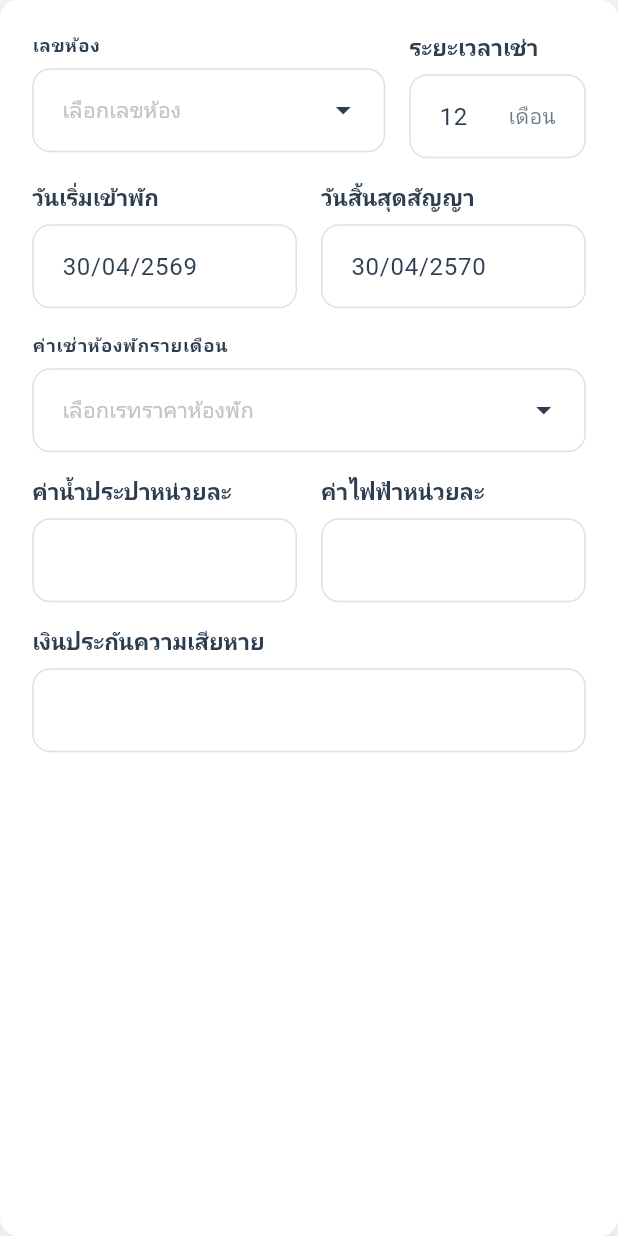
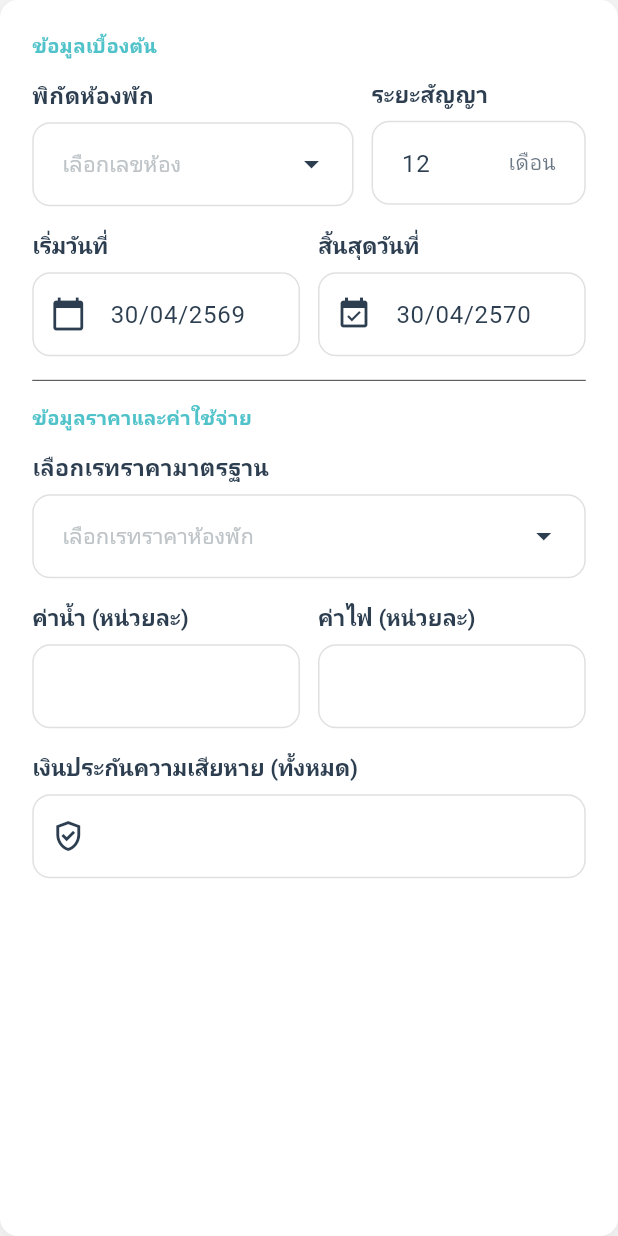
Before and after one commit to SittinonTee/apartment-management-system, a Flutter app: the ContractForm widget shown alone on an empty page, opened directly, on a phone screen of 412 x 824 dp. Run offline on Flutter 3.47's test engine with Material 3 defaults, Android fonts, the phone set to English and light mode, and no system bars; our stand-ins replace dio, file_picker, firebase_core, firebase_messaging, flutter_local_notifications, flutter_secure_storage and 5 more; missing offline and left inert: universal_html; accounts and stored records are empty; network calls fail; Roboto replaces fonts that are missing (Prompt).

Commit message:
feat: implement admin dashboard services and UI components for user and technician management

```diff
--- a/frontend/lib/features/admin/dashboard/presentation/dashboard_widgets/contract_form.dart
+++ b/frontend/lib/features/admin/dashboard/presentation/dashboard_widgets/contract_form.dart
@@ -249,13 +249,23 @@ class ContractFormState extends State<ContractForm> {
         child: Column(
           crossAxisAlignment: CrossAxisAlignment.start,
           children: [
+            // --- ส่วนที่ 1: ข้อมูลห้องและระยะเวลา ---
+            Text(
+              'ข้อมูลเบื้องต้น',
+              style: TextStyle(
+                fontSize: 13,
+                fontWeight: FontWeight.bold,
+                color: Theme.of(context).primaryColor,
+              ),
+            ),
+            const SizedBox(height: 12),
             Row(
               crossAxisAlignment: CrossAxisAlignment.start,
               children: [
                 Expanded(
-                  flex: 2,
+                  flex: 3,
                   child: CustomDropdownMenu<String>(
-                    label: 'เลขห้อง',
+                    label: 'พิกัดห้องพัก',
                     hintText: 'เลือกเลขห้อง',
                     controller: _roomController,
                     enableFilter: true,
@@ -296,11 +306,11 @@ class ContractFormState extends State<ContractForm> {
                     },
                   ),
                 ),
-                const SizedBox(width: 16),
+                const SizedBox(width: 12),
                 Expanded(
-                  flex: 1,
+                  flex: 2,
                   child: CustomTextField(
-                    labelText: 'ระยะเวลาเช่า',
+                    labelText: 'ระยะสัญญา',
                     inputFormatters: [FilteringTextInputFormatter.digitsOnly],
                     controller: _rentalDurationController,
                     keyboardType: TextInputType.number,
@@ -311,32 +321,47 @@ class ContractFormState extends State<ContractForm> {
               ],
             ),
             const SizedBox(height: 16),
+
+            // --- ส่วนที่ 2: วันที่สำคัญ ---
             Row(
               children: [
                 Expanded(
                   child: CustomTextField(
-                    labelText: 'วันเริ่มเข้าพัก',
+                    labelText: 'เริ่มวันที่',
                     readOnly: true,
                     controller: _startDateController,
-                    hintText: 'วว/ดด/ปปปป',
+                    hintText: 'วันที่เข้าพัก',
+                    prefixIcon: Icons.calendar_today,
                     onTap: _pickStartDate,
                   ),
                 ),
-                const SizedBox(width: 16),
+                const SizedBox(width: 12),
                 Expanded(
                   child: CustomTextField(
-                    labelText: 'วันสิ้นสุดสัญญา',
+                    labelText: 'สิ้นสุดวันที่',
                     readOnly: true,
                     controller: _endDateController,
-                    hintText: 'วว/ดด/ปปปป',
+                    hintText: 'ครบกำหนด',
+                    prefixIcon: Icons.event_available,
                     onTap: _pickEndDate,
                   ),
                 ),
               ],
             ),
-            const SizedBox(height: 16),
+            const Divider(height: 32, thickness: 0.5),
+
+            // --- ส่วนที่ 3: อัตราค่าเช่า ---
+            Text(
+              'ข้อมูลราคาและค่าใช้จ่าย',
+              style: TextStyle(
+                fontSize: 13,
+                fontWeight: FontWeight.bold,
+                color: Theme.of(context).primaryColor,
+              ),
+            ),
+            const SizedBox(height: 12),
             CustomDropdownMenu<RateTemplate>(
-              label: 'ค่าเช่าห้องพักรายเดือน',
+              label: 'เลือกเรทราคามาตรฐาน',
               hintText: 'เลือกเรทราคาห้องพัก',
               controller: _ratelPriceController,
               validator: (value) {
@@ -365,19 +390,17 @@ class ContractFormState extends State<ContractForm> {
                 Expanded(
                   child: CustomTextField(
                     readOnly: true,
-                    labelText: 'ค่าน้ำประปาหน่วยละ',
+                    labelText: 'ค่าน้ำ (หน่วยละ)',
                     controller: _waterPriceController,
-                    keyboardType: TextInputType.number,
                     suffixText: 'บาท',
                   ),
                 ),
-                const SizedBox(width: 16),
+                const SizedBox(width: 12),
                 Expanded(
                   child: CustomTextField(
                     readOnly: true,
-                    labelText: 'ค่าไฟฟ้าหน่วยละ',
+                    labelText: 'ค่าไฟ (หน่วยละ)',
                     controller: _electricPriceController,
-                    keyboardType: TextInputType.number,
                     suffixText: 'บาท',
                   ),
                 ),
@@ -386,9 +409,9 @@ class ContractFormState extends State<ContractForm> {
             const SizedBox(height: 16),
             CustomTextField(
               readOnly: true,
-              labelText: 'เงินประกันความเสียหาย',
+              labelText: 'เงินประกันความเสียหาย (ทั้งหมด)',
               controller: _depositController,
-              keyboardType: TextInputType.number,
+              prefixIcon: Icons.gpp_good_outlined,
               suffixText: 'บาท',
             ),
           ],
--- a/frontend/lib/features/admin/dashboard/presentation/dashboard_widgets/custom_dropdown_menu.dart
+++ b/frontend/lib/features/admin/dashboard/presentation/dashboard_widgets/custom_dropdown_menu.dart
@@ -34,9 +34,11 @@ class CustomDropdownMenu<T> extends StatelessWidget {
         if (label != null) ...[
           Text(
             label!,
-            style: Theme.of(context).textTheme.labelMedium?.copyWith(
+            style: const TextStyle(
+              fontSize: 15,
               fontWeight: FontWeight.bold,
-              color: Theme.of(context).colorScheme.secondary,
+              color: Color(0xFF2C3E50),
+              fontFamily: 'Prompt',
             ),
           ),
           const SizedBox(height: 8),
```
Also changed, not shown: frontend/lib/features/admin/dashboard/data/get_users.dart (+20 -0 lines), frontend/lib/features/admin/repairs/presentation/pages/admin_technicians_page.dart (+4 -5 lines), frontend/lib/features/tenant/bills/presentation/pages/bills_page.dart (+16 -6 lines), 3 other files.
